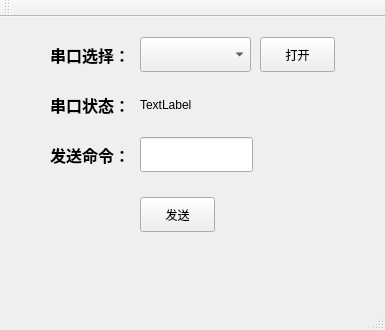
Above: CleverTool/mainwindow.ui from ChinaClever/CleverTool before the change. Below: the same form after it.
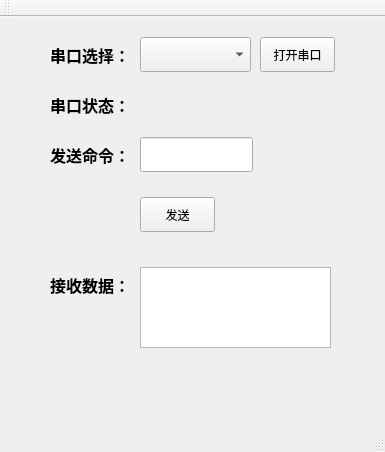
That is the form after the change.

What changed in the file:
```diff
--- a/CleverTool/mainwindow.ui
+++ b/CleverTool/mainwindow.ui
@@ -7,7 +7,7 @@
     <x>0</x>
     <y>0</y>
     <width>385</width>
-    <height>330</height>
+    <height>452</height>
    </rect>
   </property>
   <property name="windowTitle">
@@ -81,7 +81,7 @@
      </rect>
     </property>
     <property name="text">
-     <string>TextLabel</string>
+     <string/>
     </property>
    </widget>
    <widget class="QPushButton" name="pushButton_2">
@@ -94,7 +94,7 @@
      </rect>
     </property>
     <property name="text">
-     <string>打开</string>
+     <string>打开串口</string>
     </property>
    </widget>
    <widget class="QLabel" name="label_3">
@@ -145,6 +145,40 @@
      <set>Qt::AlignRight|Qt::AlignTrailing|Qt::AlignVCenter</set>
     </property>
    </widget>
+   <widget class="QTextEdit" name="textEdit">
+    <property name="geometry">
+     <rect>
+      <x>140</x>
+      <y>250</y>
+      <width>191</width>
+      <height>81</height>
+     </rect>
+    </property>
+   </widget>
+   <widget class="QLabel" name="label_5">
+    <property name="geometry">
+     <rect>
+      <x>30</x>
+      <y>250</y>
+      <width>100</width>
+      <height>35</height>
+     </rect>
+    </property>
+    <property name="font">
+     <font>
+      <family>幼圆</family>
+      <pointsize>12</pointsize>
+      <weight>75</weight>
+      <bold>true</bold>
+     </font>
+    </property>
+    <property name="text">
+     <string>接收数据：</string>
+    </property>
+    <property name="alignment">
+     <set>Qt::AlignRight|Qt::AlignTrailing|Qt::AlignVCenter</set>
+    </property>
+   </widget>
   </widget>
   <widget class="QMenuBar" name="menuBar">
    <property name="geometry">
```
